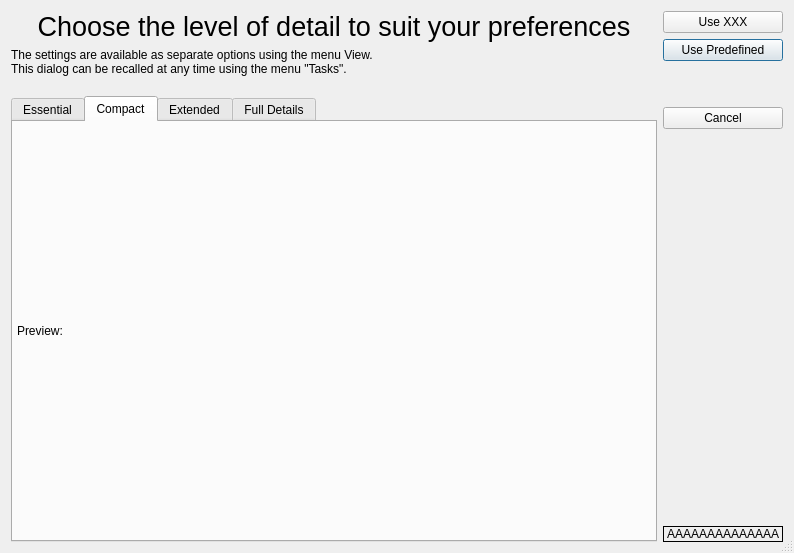
lbellonda/qxmledit, file src/modules/style/choosestyledialog.ui: the form before one commit.
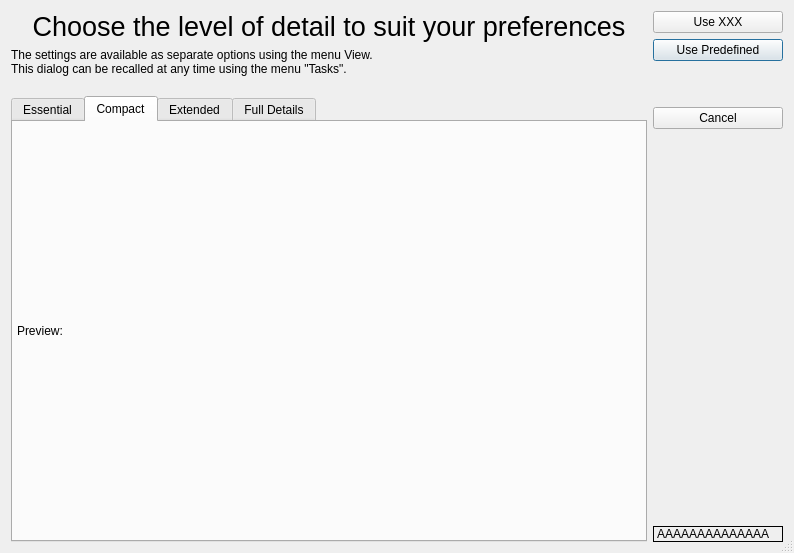
The form after the commit. Icons and pictures are not drawn.

Commit message: Fixed the minimum width of the detail box in settings diaplay widget.

The edit to the form file:
```diff
--- a/src/modules/style/choosestyledialog.ui
+++ b/src/modules/style/choosestyledialog.ui
@@ -316,6 +316,12 @@
          <verstretch>0</verstretch>
         </sizepolicy>
        </property>
+       <property name="minimumSize">
+        <size>
+         <width>130</width>
+         <height>0</height>
+        </size>
+       </property>
        <property name="frameShape">
         <enum>QFrame::Box</enum>
        </property>
```
Left out of the diff: 1 changed line with no effect on the pictures. The commit also changes 1 other file.
